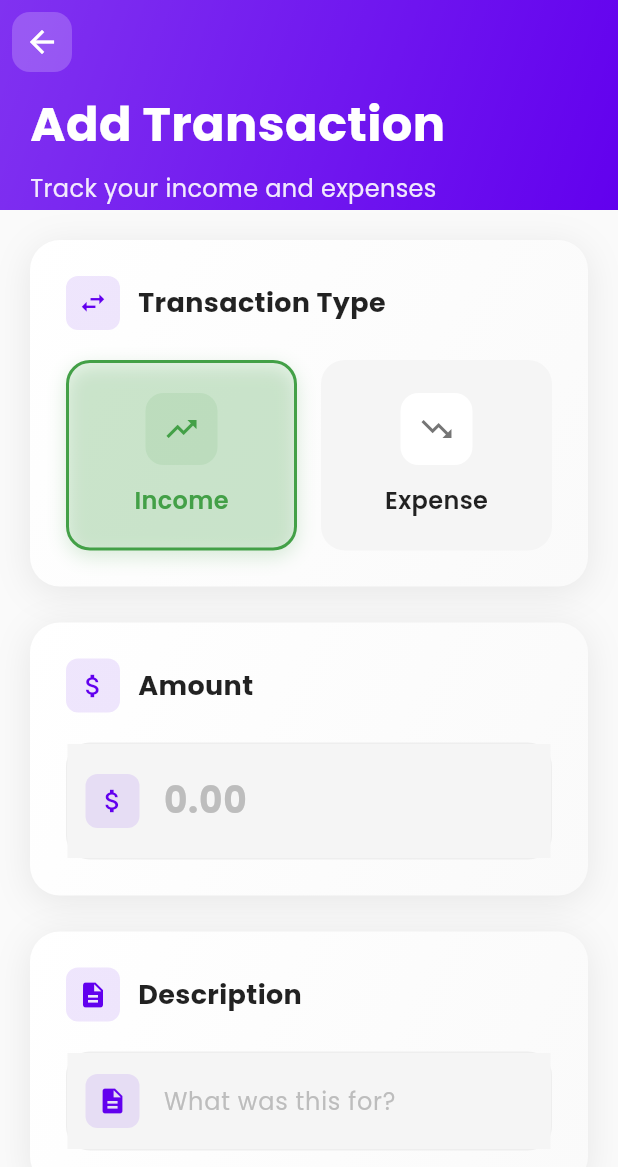
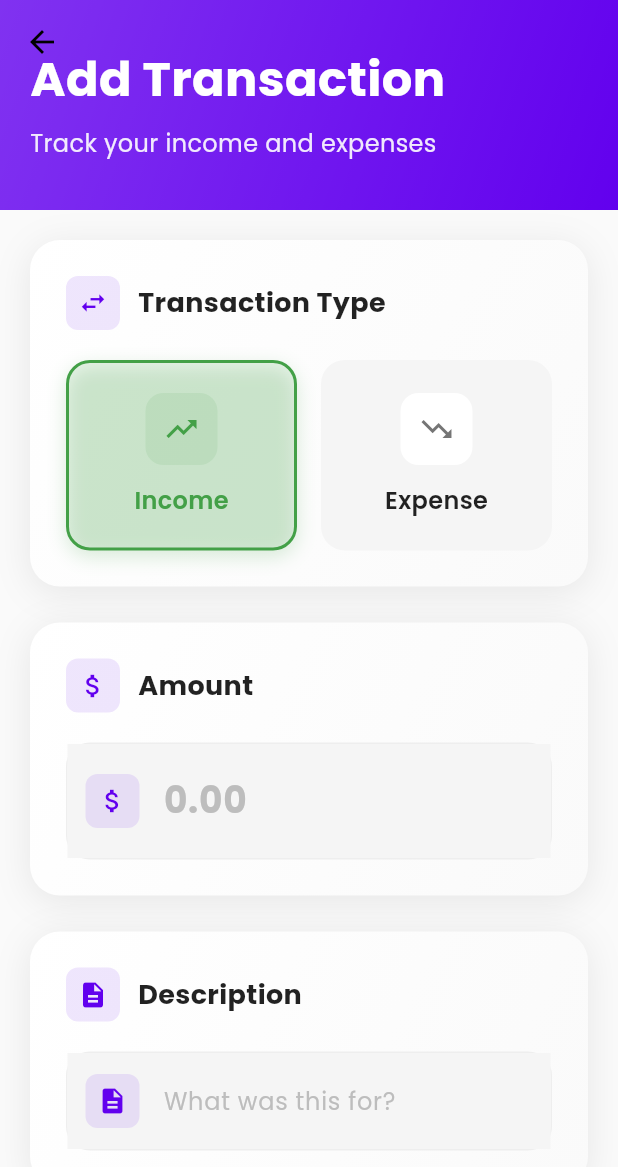
Before and after one commit to Ipangbbd/Flutter-Money-Manager, a Flutter app: the AddTransactionScreen screen opened directly, on a phone screen of 412 x 824 dp. Shown: the top 1167 px of the screen. Run offline on Flutter 3.47's test engine with Material 3 defaults, Android fonts, the phone set to English and light mode, and no system bars; our stand-ins replace equatable, fl_chart, google_fonts, shared_preferences; accounts and stored records are empty.

Commit message:
second init

```diff
--- a/lib/screens/add_transaction_screen.dart
+++ b/lib/screens/add_transaction_screen.dart
@@ -159,17 +159,17 @@ class _AddTransactionScreenState extends State<AddTransactionScreen>
             pinned: true,
             elevation: 0,
             backgroundColor: Colors.transparent,
-            leading: Container(
-              margin: const EdgeInsets.all(8),
-              decoration: BoxDecoration(
-                color: Colors.white.withValues(alpha: 0.2),
-                borderRadius: BorderRadius.circular(12),
-              ),
-              child: IconButton(
-                icon: const Icon(Icons.arrow_back, color: Colors.white),
-                onPressed: () => Navigator.of(context).pop(),
-              ),
-            ),
+            // leading: Container(
+            //   margin: const EdgeInsets.all(8),
+            //   decoration: BoxDecoration(
+            //     color: Colors.white.withValues(alpha: 0.2),
+            //     borderRadius: BorderRadius.circular(12),
+            //   ),
+            //   // child: IconButton(
+            //   //   icon: const Icon(Icons.arrow_back, color: Colors.white),
+            //   //   onPressed: () => Navigator.of(context).pop(),
+            //   // ),
+            // ),
             flexibleSpace: FlexibleSpaceBar(
               background: Container(
                 decoration: BoxDecoration(
@@ -188,7 +188,7 @@ class _AddTransactionScreenState extends State<AddTransactionScreen>
                     child: Column(
                       crossAxisAlignment: CrossAxisAlignment.start,
                       children: [
-                        const SizedBox(height: 40),
+                        const SizedBox(height: 10),
                         FadeTransition(
                           opacity: _fadeAnimation,
                           child: const Text(
```
